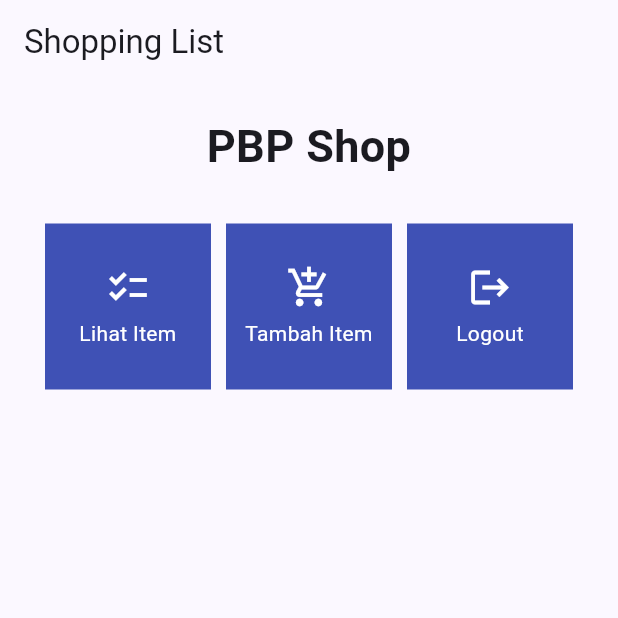
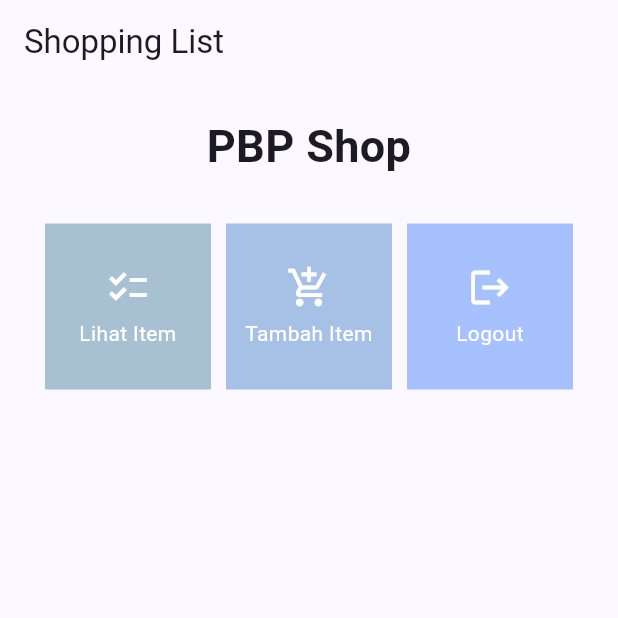
Before and after one commit to m-hilmy-erryanto/hilmeezy-mobile, a Flutter app: the screen it shows after launch, on a phone screen of 412 x 824 dp, the top half of it. Run offline on Flutter 3.47's test engine with Material 2 defaults, Android fonts, the phone set to English and light mode, and no system bars.

Commit message:
finished tugas 7 + bonus

```diff
--- a/lib/menu.dart
+++ b/lib/menu.dart
@@ -3,9 +3,11 @@ import 'package:flutter/material.dart';
 class MyHomePage extends StatelessWidget {
   MyHomePage({Key? key}) : super(key: key);
   final List<ShopItem> items = [
-    ShopItem("Lihat Item", Icons.checklist),
-    ShopItem("Tambah Item", Icons.add_shopping_cart),
-    ShopItem("Logout", Icons.logout),
+    ShopItem("Lihat Item", Icons.checklist,
+        const Color.fromARGB(255, 167, 193, 210)),
+    ShopItem("Tambah Item", Icons.add_shopping_cart,
+        const Color.fromARGB(255, 167, 193, 230)),
+    ShopItem("Logout", Icons.logout, const Color.fromARGB(255, 167, 193, 255)),
   ];
 
   @override
@@ -60,8 +62,9 @@ import 'package:flutter/material.dart';
 class ShopItem {
   final String name;
   final IconData icon;
+  final Color color;
 
-    ShopItem(this.name, this.icon);
+  ShopItem(this.name, this.icon, this.color);
 }
 
 class ShopCard extends StatelessWidget {
@@ -72,7 +75,7 @@ import 'package:flutter/material.dart';
   @override
   Widget build(BuildContext context) {
     return Material(
-      color: Colors.indigo,
+      color: item.color,
       child: InkWell(
         // Area responsive terhadap sentuhan
         onTap: () {
```
Also changed, not shown: 1 other file. Lines whose indentation alone changed are shown as unchanged.
